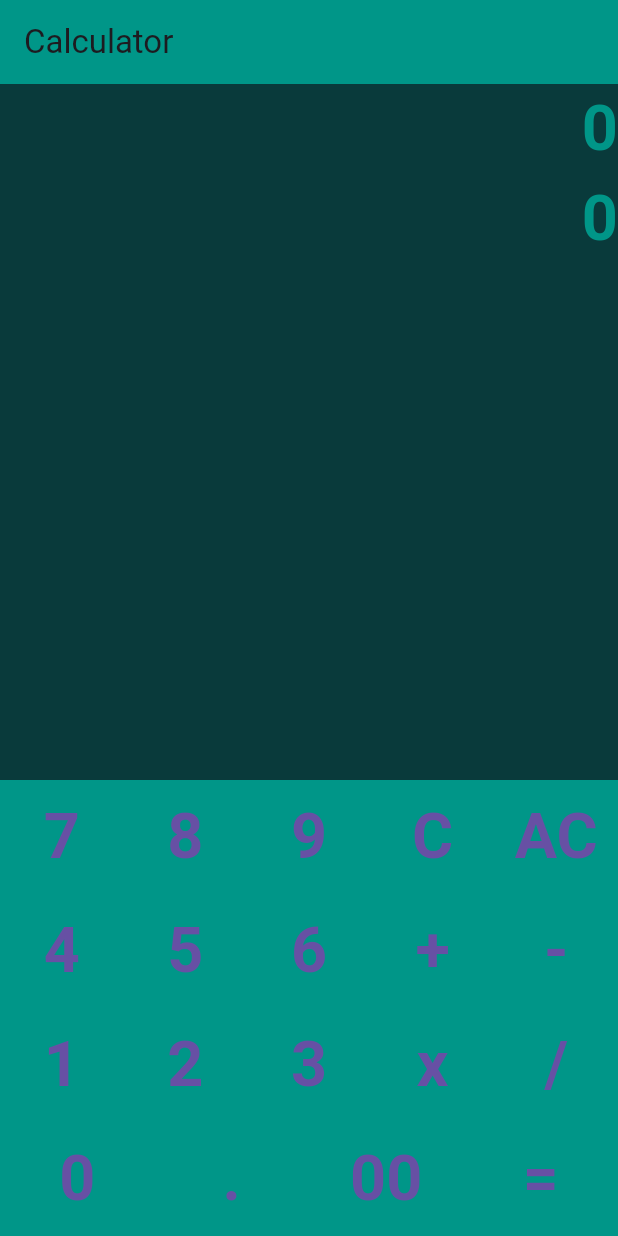
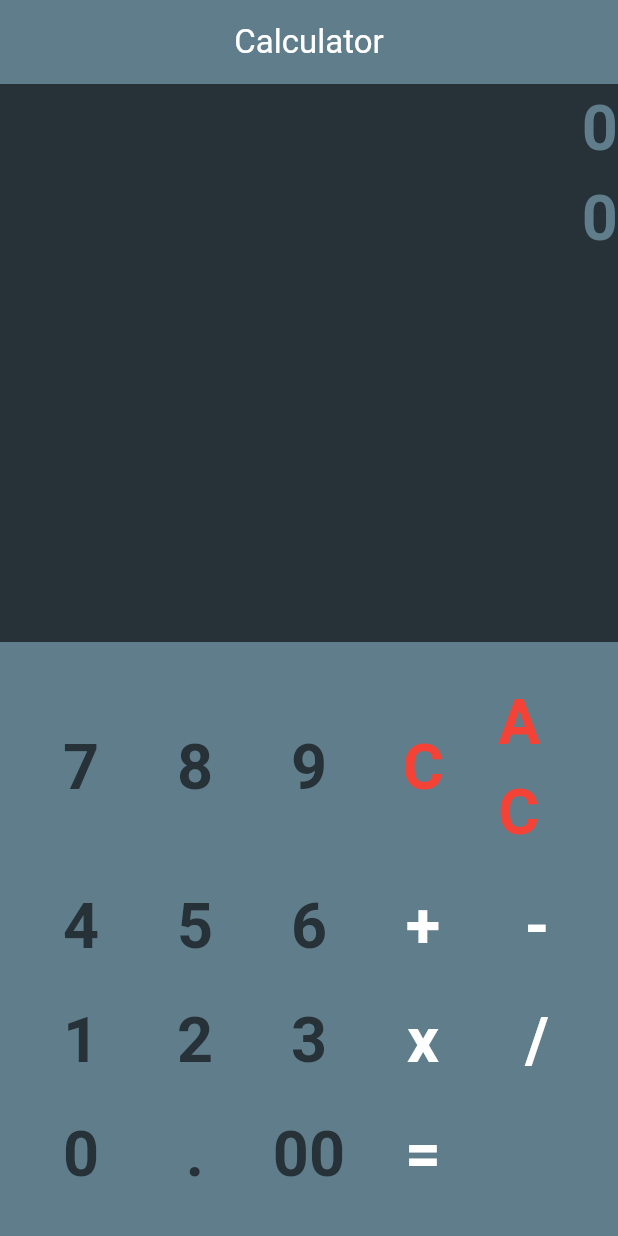
Before and after one commit to umut3RC/Flutter-Examples, a Flutter app: the screen it shows after launch, on a phone screen of 412 x 824 dp. Run offline on Flutter 3.47's test engine with Material 3 defaults, Android fonts, the phone set to English and light mode, and no system bars; our stand-ins replace math_expressions.

Commit message:
m00-calculator-responsive

```diff
--- a/mobileModule00/calculator_app/lib/main.dart
+++ b/mobileModule00/calculator_app/lib/main.dart
@@ -13,7 +13,7 @@ class MyApp extends StatelessWidget {
     return MaterialApp(
       title: 'Flutter Demo',
       theme: ThemeData(
-        scaffoldBackgroundColor: const Color.fromARGB(255, 9, 58, 59),
+        //scaffoldBackgroundColor: const Color.fromARGB(255, 9, 58, 59),
         useMaterial3: true,
       ),
       home: const MyHomePage(title: 'Flutter Demo Home Page'),
@@ -39,7 +39,7 @@ class _MyHomePageState extends State<MyHomePage> {
 
   void _numberController(int num) {
     setState(() {
-      print('Button pressed: $num');
+      debugPrint('Button pressed: $num');
       if (_showVal == '0') {
         _showVal = num.toString();
       } else {
@@ -50,7 +50,7 @@ class _MyHomePageState extends State<MyHomePage> {
 
   void _symbolController(String sym) {
     setState(() {
-      print('Button pressed: $sym');
+      debugPrint('Button pressed: $sym');
       if (sym == 'AC') {
         _showVal = '0';
         _result = 0;
@@ -103,7 +103,7 @@ class _MyHomePageState extends State<MyHomePage> {
       double result = exp.evaluate(EvaluationType.REAL, cm);
       return result;
     } catch (e) {
-      print("Error: $e");
+      debugPrint("Error: $e");
       return 0.0;
     }
   }
@@ -113,7 +113,7 @@ class _MyHomePageState extends State<MyHomePage> {
     if (_result == 0.0) //_result == 0.0 ? '0' : _result.toString(),
     {
       retRes = '0';
-    } else if (_result == double.infinity) {
+    } else if (_result == double.infinity || _result.isNaN) {
       retRes = 'Undefined';
     } else {
       // String formattedNumber = number.toStringAsFixed(20);
@@ -123,7 +123,18 @@ class _MyHomePageState extends State<MyHomePage> {
     return (retRes);
   }
 
-  Widget GetMyButton(String showText, bool isSymbol) {
+  Widget GetMyButton(String showText, bool isSymbol, Color btnColor) {
+    if (showText == '') {
+      return (Expanded(
+        child: TextButton(
+          onPressed: () {},
+          style: ButtonStyle(
+            overlayColor: WidgetStateProperty.all(Colors.transparent),
+          ),
+          child: const Text(''),
+        ),
+      ));
+    }
     return (Expanded(
       child: TextButton(
         onPressed: () {
@@ -134,13 +145,15 @@ class _MyHomePageState extends State<MyHomePage> {
           }
         },
         style: const ButtonStyle(
-          backgroundColor: WidgetStatePropertyAll<Color>(Colors.teal),
+          backgroundColor: WidgetStatePropertyAll<Color>(Colors.blueGrey),
         ),
         child: Text(
           showText,
-          style: const TextStyle(
+          style: TextStyle(
             fontWeight: FontWeight.bold,
-              fontSize: 42),
+            fontSize: 42,
+            color: btnColor,
+          ),
         ),
       ),
     ));
@@ -179,7 +192,7 @@ class _MyHomePageState extends State<MyHomePage> {
         {
           num1 *= -1;
           willNegative = false;
-        print('-->>>' + num1.toString());
+        debugPrint('-->>>' + num1.toString());
         }
       }
       else if (_showVal[i] == '-' && _showVal[i - 1] != '.' && int.tryParse(_showVal[i - 1]) == null)
@@ -231,21 +244,25 @@ class _MyHomePageState extends State<MyHomePage> {
 
   @override
   Widget build(BuildContext context) {
-    return Scaffold(
+    return MaterialApp(
+      home: Scaffold(
+        backgroundColor: Colors.blueGrey[900],
+        resizeToAvoidBottomInset: false,
         appBar: AppBar(
-        title: const Text('Calculator'),
-        backgroundColor: Colors.teal,
+          centerTitle: true,
+          title:
+              const Text('Calculator', style: TextStyle(color: Colors.white)),
+          backgroundColor: Colors.blueGrey,
         ),
-      body: Center(
+        body: Column(
+          children: [
+            Expanded(
+              child: SingleChildScrollView(
                 child: Column(
-          mainAxisAlignment: MainAxisAlignment.spaceBetween,
-          children: <Widget>[
-            Column(
-              mainAxisAlignment: MainAxisAlignment.start,
-              children: <Widget>[
+                  children: [
                     Row(
                       mainAxisAlignment: MainAxisAlignment.end,
-                  children: <Widget>[
+                      children: [
                         Flexible(
                           child: Text(
                             _showVal,
@@ -253,22 +270,25 @@ class _MyHomePageState extends State<MyHomePage> {
                             overflow: TextOverflow.visible,
                             maxLines: null,
                             style: const TextStyle(
-                            color: Colors.teal,
+                                color: Colors.blueGrey,
                                 fontWeight: FontWeight.bold,
                                 fontSize: 42),
                           ),
                         ),
                       ],
                     ),
+                    //SizedBox(height: 10),
                     Row(
                       mainAxisAlignment: MainAxisAlignment.end,
-                  children: <Widget>[
+                      children: [
                         Flexible(
                           child: Text(
-                        // _result == 0.0 ? '0' : _result.toString(),
                             GetResultString(),
+                            softWrap: true,
+                            overflow: TextOverflow.visible,
+                            maxLines: null,
                             style: const TextStyle(
-                            color: Colors.teal,
+                                color: Colors.blueGrey,
                                 fontWeight: FontWeight.bold,
                                 fontSize: 42),
                           ),
@@ -277,54 +297,60 @@ class _MyHomePageState extends State<MyHomePage> {
                     ),
                   ],
                 ),
-            Container(
-              color: Colors.teal,
+              ),
+            ),
+            SingleChildScrollView(
+              child: Container(
+                color: Colors.blueGrey,
+                child: Padding(
+                  padding: const EdgeInsets.all(16.0),
                   child: Column(
+                    mainAxisSize: MainAxisSize.min,
+                    children: [
+                      Row(
                         mainAxisAlignment: MainAxisAlignment.spaceBetween,
-                  children: <Widget>[
-                    Row(
-                      mainAxisSize: MainAxisSize.max,
-                      children: <Widget>[
-                        GetMyButton('7', false),
-                        GetMyButton('8', false),
-                        GetMyButton('9', false),
-                        GetMyButton('C', true),
-                        GetMyButton('AC', true),
+                        children: [
+                          GetMyButton('7', false, Colors.blueGrey[900]!),
+                          GetMyButton('8', false, Colors.blueGrey[900]!),
+                          GetMyButton('9', false, Colors.blueGrey[900]!),
+                          GetMyButton('C', true, Colors.red!),
+                          GetMyButton('AC', true, Colors.red!),
                         ],
                       ),
                       Row(
-                      mainAxisAlignment: MainAxisAlignment.spaceEvenly,
-                      mainAxisSize: MainAxisSize.max,
-                      children: <Widget>[
-                        GetMyButton('4', false),
-                        GetMyButton('5', false),
-                        GetMyButton('6', false),
-                        GetMyButton('+', true),
-                        GetMyButton('-', true),
+                        mainAxisAlignment: MainAxisAlignment.spaceBetween,
+                        children: [
+                          GetMyButton('4', false, Colors.blueGrey[900]!),
+                          GetMyButton('5', false, Colors.blueGrey[900]!),
+                          GetMyButton('6', false, Colors.blueGrey[900]!),
+                          GetMyButton('+', true, Colors.white!),
+                          GetMyButton('-', true, Colors.white!),
                         ],
                       ),
                       Row(
-                      mainAxisAlignment: MainAxisAlignment.spaceEvenly,
-                      mainAxisSize: MainAxisSize.max,
-                      children: <Widget>[
-                        GetMyButton('1', false),
-                        GetMyButton('2', false),
-                        GetMyButton('3', false),
-                        GetMyButton('x', true),
-                        GetMyButton('/', true),
+                        mainAxisAlignment: MainAxisAlignment.spaceBetween,
+                        children: [
+                          GetMyButton('1', false, Colors.blueGrey[900]!),
+                          GetMyButton('2', false, Colors.blueGrey[900]!),
+                          GetMyButton('3', false, Colors.blueGrey[900]!),
+                          GetMyButton('x', true, Colors.white),
+                          GetMyButton('/', true, Colors.white!),
                         ],
                       ),
                       Row(
-                      mainAxisAlignment: MainAxisAlignment.spaceEvenly,
-                      mainAxisSize: MainAxisSize.max,
-                      children: <Widget>[
-                        GetMyButton('0', false),
-                        GetMyButton('.', true),
-                        GetMyButton('00', true),
-                        GetMyButton('=', true),
+                        mainAxisAlignment: MainAxisAlignment.spaceBetween,
+                        children: [
+                          GetMyButton('0', false, Colors.blueGrey[900]!),
+                          GetMyButton('.', true, Colors.blueGrey[900]!),
+                          GetMyButton('00', true, Colors.blueGrey[900]!),
+                          GetMyButton('=', true, Colors.white!),
+                          GetMyButton('', false, Colors.white!),
                         ],
                       ),
-                  ]),
+                    ],
+                  ),
+                ),
+              ),
             ),
           ],
         ),
```
Lines whose indentation alone changed are shown as unchanged.
